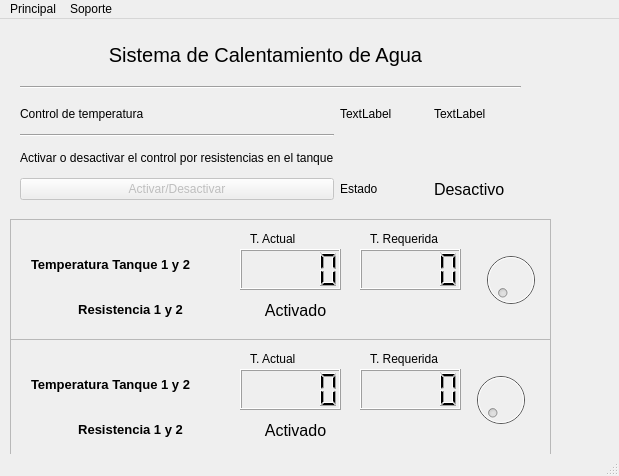
FreakJazz/Raspberry-interface-temperature-control, file interface.ui: the form before one commit.
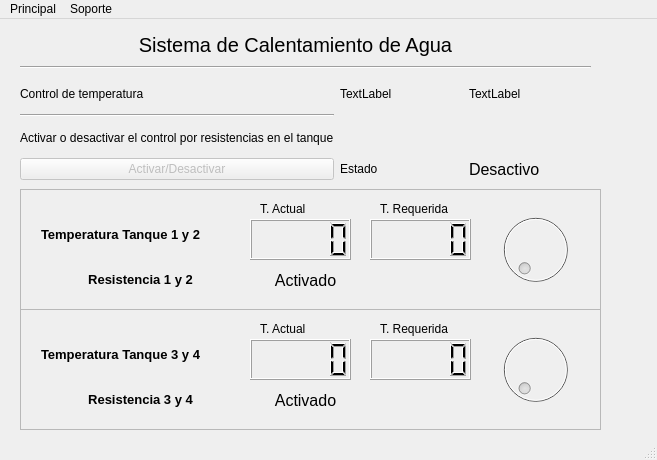
The form after the commit.

Commit message: add block button

Patch:
```diff
--- a/interface.ui
+++ b/interface.ui
@@ -6,8 +6,8 @@
    <rect>
     <x>0</x>
     <y>0</y>
-    <width>619</width>
-    <height>476</height>
+    <width>657</width>
+    <height>460</height>
    </rect>
   </property>
   <property name="windowTitle">
@@ -18,8 +18,8 @@
     <property name="geometry">
      <rect>
       <x>20</x>
-      <y>60</y>
-      <width>501</width>
+      <y>40</y>
+      <width>571</width>
       <height>16</height>
      </rect>
     </property>
@@ -32,8 +32,8 @@
      <rect>
       <x>50</x>
       <y>10</y>
-      <width>431</width>
-      <height>51</height>
+      <width>491</width>
+      <height>31</height>
      </rect>
     </property>
     <property name="maximumSize">
@@ -66,8 +66,8 @@
     <property name="geometry">
      <rect>
       <x>20</x>
-      <y>80</y>
-      <width>501</width>
+      <y>60</y>
+      <width>571</width>
       <height>101</height>
      </rect>
     </property>
@@ -141,9 +141,9 @@
    <widget class="QFrame" name="frame">
     <property name="geometry">
      <rect>
-      <x>10</x>
-      <y>200</y>
-      <width>541</width>
+      <x>20</x>
+      <y>170</y>
+      <width>581</width>
       <height>121</height>
      </rect>
     </property>
@@ -161,7 +161,7 @@
       <rect>
        <x>470</x>
        <y>20</y>
-       <width>61</width>
+       <width>91</width>
        <height>81</height>
       </rect>
      </property>
@@ -286,9 +286,9 @@
    <widget class="QFrame" name="frame_2">
     <property name="geometry">
      <rect>
-      <x>10</x>
-      <y>320</y>
-      <width>541</width>
+      <x>20</x>
+      <y>290</y>
+      <width>581</width>
       <height>121</height>
      </rect>
     </property>
@@ -304,9 +304,9 @@
      </property>
      <property name="geometry">
       <rect>
-       <x>460</x>
+       <x>470</x>
        <y>20</y>
-       <width>61</width>
+       <width>91</width>
        <height>81</height>
       </rect>
      </property>
@@ -328,7 +328,7 @@
       </font>
      </property>
      <property name="text">
-      <string>Resistencia 1 y 2</string>
+      <string>Resistencia 3 y 4</string>
      </property>
      <property name="alignment">
       <set>Qt::AlignCenter</set>
@@ -374,7 +374,7 @@
       </font>
      </property>
      <property name="text">
-      <string>Temperatura Tanque 1 y 2</string>
+      <string>Temperatura Tanque 3 y 4</string>
      </property>
      <property name="alignment">
       <set>Qt::AlignCenter</set>
@@ -432,7 +432,7 @@
     <rect>
      <x>0</x>
      <y>0</y>
-     <width>619</width>
+     <width>657</width>
      <height>21</height>
     </rect>
    </property>
```
Left out of the diff: 69 changed lines with no effect on the pictures. The commit also changes 5 other files.
